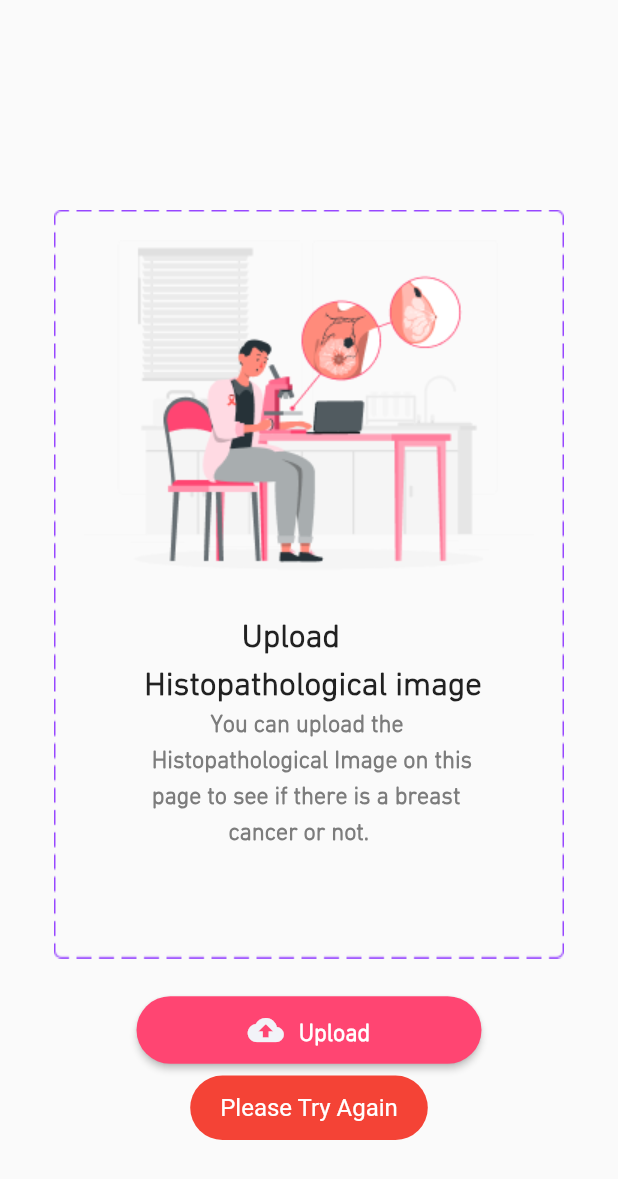
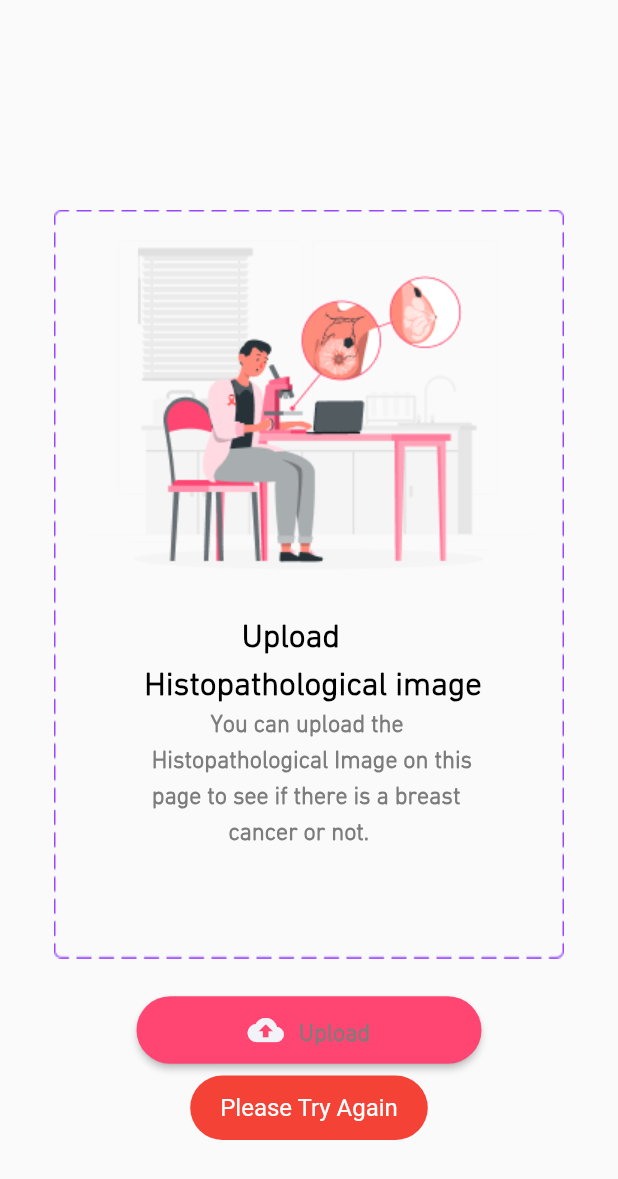
Before and after one commit to Ahmedshiref72/d_task, a Flutter app: the screen it shows after launch, after a tap on "Upload", on a phone screen of 412 x 824 dp. Shown: the top 1179 px of the screen. Run offline on Flutter 3.47's test engine with Material 2 defaults, Android fonts, the phone set to English and light mode, and no system bars; our stand-ins replace device_preview, flutter_bloc, fluttertoast, image_picker.

Commit message:
in progress

```diff
--- a/lib/home/componantes/main_button.dart
+++ b/lib/home/componantes/main_button.dart
@@ -29,8 +29,8 @@ class MainButton extends StatelessWidget {
           child: Row(
             mainAxisAlignment: MainAxisAlignment.center,
             children: [
-              Icon(Icons.cloud_upload_rounded,color: AppColors.offWhite,),
-              SizedBox(
+              const Icon(Icons.cloud_upload_rounded,color: AppColors.offWhite,),
+              const SizedBox(
                 width: 10,
               ),
               Text(title, style: Theme.of(context).textTheme.headlineMedium),
--- a/lib/home/componantes/text_widget.dart
+++ b/lib/home/componantes/text_widget.dart
@@ -1,7 +1,5 @@
 import 'package:flutter/material.dart';
-
-import '../../shared/global/app_colors.dart';
-import '../../shared/utils/app_assets.dart';
+import '../../shared/global/app_theme.dart';
 import '../../shared/utils/app_strings.dart';
 import '../../shared/utils/app_values.dart';
 
@@ -11,22 +9,11 @@ class TextWidget extends StatelessWidget {
   @override
   Widget build(BuildContext context) {
     return Column(
-
       children:  [
-        const Text(AppStrings.headText,
-          style: TextStyle(
-            fontWeight: FontWeight.bold,
-            fontSize: 22,
-          ),
-        ),
-
-        const Text(AppStrings.bodyText,
-          style: TextStyle(
-              fontSize: 16,
-              fontWeight: FontWeight.w800,
-              color: AppColors.boldGrey
-          ),
-        ),
+         Text(AppStrings.headText,
+          style: lightTheme.textTheme.displayLarge),
+         Text(AppStrings.bodyText,
+          style: lightTheme.textTheme.headlineMedium),
         SizedBox(height: mediaQueryHeight(context)*.12,)
       ],
     );
--- a/lib/home/componantes/uploadImage_widget.dart
+++ b/lib/home/componantes/uploadImage_widget.dart
@@ -1,5 +1,4 @@
 import 'package:flutter/material.dart';
-
 import '../../shared/utils/app_assets.dart';
 import '../../shared/utils/app_values.dart';
 
@@ -11,7 +10,6 @@ class UploadImage extends StatelessWidget {
     return Image.asset(
       ImageAssets.uploadImage,
       height: mediaQueryHeight(context) / AppSize.s1_5,
-
     );
   }
 }
--- a/lib/home/presentation/controller/home_cubit.dart
+++ b/lib/home/presentation/controller/home_cubit.dart
@@ -6,26 +6,20 @@ import 'home_state.dart';
 
 class HomeCubit extends Cubit<HomeStates> {
   HomeCubit() : super(HomeInitialState());
-
   static HomeCubit get(context) => BlocProvider.of(context);
-
+  //image picker
   String? imagePath;
-
-
   void pickMedia() async {
     XFile? file = await ImagePicker().pickImage(source: ImageSource.gallery);
     if (file != null) {
-
       imagePath = file.path;
-
       emit(PickImageSuccessState());
-
-
     } else  {
     emit(PickImageErrorState());
     }
   }
 
+  //counter && duration
   bool change = false;
   Duration duration = const Duration();
   void counter ()async {
@@ -41,9 +35,8 @@ class HomeCubit extends Cubit<HomeStates> {
       if (seconds < 0){
         timer?.cancel();
         emit(ChangeDurationEndState());
+        change = true;
         emit(EndDurationState());
-
-
       } else{
         emit(ChangeDurationStartState());
         duration = Duration(seconds: seconds);
--- a/lib/home/presentation/controller/home_state.dart
+++ b/lib/home/presentation/controller/home_state.dart
@@ -10,10 +10,7 @@ class PickImageErrorState extends HomeStates {}
 
 class ChangeDurationLoadingState extends HomeStates {}
 
-class ChangeDurationStartState extends HomeStates {
-
-}
-
+class ChangeDurationStartState extends HomeStates {}
 class ChangeDurationEndState extends HomeStates {}
 class StartDurationState extends HomeStates {}
 class EndDurationState extends HomeStates {}
--- a/lib/home/presentation/screens/homescreen.dart
+++ b/lib/home/presentation/screens/homescreen.dart
@@ -1,8 +1,6 @@
 import 'dart:io';
 import 'package:d_task/home/componantes/uploadImage_widget.dart';
 import 'package:d_task/home/presentation/controller/home_state.dart';
-import 'package:d_task/shared/global/app_colors.dart';
-import 'package:d_task/shared/utils/app_values.dart';
 import 'package:flutter/material.dart';
 import 'package:flutter_bloc/flutter_bloc.dart';
 import '../../../shared/components/alert_dialoge.dart';
@@ -20,29 +18,38 @@ class HomeScreen extends StatelessWidget {
   Widget build(BuildContext context) {
     return BlocConsumer<HomeCubit,HomeStates>(
       listener: (context,state){
+
+        //showDialog that have the image we pick
+
      if (state is PickImageSuccessState) {
           {showDialog(context: context, builder: (_) {
-                  Future.delayed(Duration(seconds: 4), () {
+                  Future.delayed(const Duration(seconds: 4), () {
                     Navigator.of(context).pop();});
-                  return  alertDialog(
+                  return  AlertDialogWidget(
                     imageSrc: File(HomeCubit.get(context).imagePath!),
                     text: AppStrings.result,
-                  );});}}
+                  );}
+          );}}
+
+     //showDialog that have the Result
+
         else  if (state is ChangeDurationEndState) {
           {showDialog(
                 context: context,
                 builder: (_) {
-                  return   const alertDialogResult(
+                  return   const AlertDialogResult(
                     imageSrc: ImageAssets.line,
                     text:
                     AppStrings.result,
                     text2:  AppStrings.bengin,
                   );});}}
+        //show toast error
         else if (state is PickImageErrorState) {
           showToast(
               text: AppStrings.tryAgain ,
               state: ToastStates.ERROR);
-        }},
+        }
+        },
       builder: (context,state){
         return  Directionality(
           textDirection: TextDirection.ltr,
@@ -53,17 +60,22 @@ class HomeScreen extends StatelessWidget {
                 crossAxisAlignment: CrossAxisAlignment.center,
                 mainAxisAlignment: MainAxisAlignment.center,
                 children: [
+                  //this stack have image and text
                   Stack(
                       alignment: Alignment.bottomCenter,
                       children:  [
+                        //image
                         const Center(child: UploadImage()),
+                        //text
                         Stack(
                           alignment: Alignment.bottomLeft,
                           children: const [
-                            TextWidget(),],
+                            TextWidget(),
+                          ],
                         ),
                       ]
                   ),
+                  //upload button
                   MainButton(
                     title: AppStrings.upload,
                     onPressed: () {
--- a/lib/main.dart
+++ b/lib/main.dart
@@ -11,11 +11,6 @@ import 'package:flutter_bloc/flutter_bloc.dart';
 
 Future<void> main() async {
   WidgetsFlutterBinding.ensureInitialized();
-  // await Firebase.initializeApp();
-  //Bloc.observer = MyBlocObserver();
-  // DioHelper.init();
- // CacheHelper.init();
-
   SystemChrome.setSystemUIOverlayStyle(
     const SystemUiOverlayStyle(
       statusBarColor: Colors.white,
@@ -24,16 +19,11 @@ Future<void> main() async {
     ),
   );
 
-  runApp(DevicePreview(enabled: !kReleaseMode, builder: (context) => MyApp()));
+  runApp(DevicePreview(enabled: !kReleaseMode, builder: (context) => const MyApp()));
 }
 
 class MyApp extends StatelessWidget {
   const MyApp({super.key});
-  // const MyApp._internal();
-  //
-  // static const MyApp instance = MyApp._internal();
-
-  // This widget is the root of your application.
   @override
   Widget build(BuildContext context) {
     return MultiBlocProvider (
--- a/lib/shared/components/alert_dialoge.dart
+++ b/lib/shared/components/alert_dialoge.dart
@@ -4,8 +4,8 @@ import 'package:flutter/material.dart';
 import '../global/app_theme.dart';
 import '../utils/app_values.dart';
 
-class alertDialog extends StatelessWidget {
-  const alertDialog({
+class AlertDialogWidget extends StatelessWidget {
+  const AlertDialogWidget({
     required this.imageSrc,
     required this.text,
 
@@ -48,7 +48,7 @@ class alertDialog extends StatelessWidget {
                   style:  lightTheme.textTheme.titleSmall
                 ),
               ),
-              Spacer(),
+              const Spacer(),
               Row(
                 children: [
                   TextButton(onPressed: (){Navigator.pop(context);},
--- a/lib/shared/global/app_colors.dart
+++ b/lib/shared/global/app_colors.dart
@@ -3,11 +3,6 @@ import 'package:flutter/material.dart';
 class AppColors {
   static const Color primary = Color.fromRGBO(255, 69, 114, 1);
   static const Color red = Color.fromRGBO(255, 2, 61, 1.0);
-  static const Color lightGrey = Color(0xFFA5A5A5);
-  static const Color yellowBold = Color(0xFFE2C520);
-  static const Color blue = Color(0xFF3193E5);
-  static const Color darkBlue = Color(0xFF0029e7);
-  static const Color yellow = Color(0xFFF9D923);
   static const Color boldGrey = Color(0xFF7C7C7C);
   static const Color offWhite = Color(0xFFF2F3F8);
   static const Color offBlue = Color(0xFF1D71B8);
--- a/lib/shared/global/app_theme.dart
+++ b/lib/shared/global/app_theme.dart
@@ -34,8 +34,9 @@ ThemeData lightTheme = ThemeData(
   ),
     // For text form fields input
     displayLarge: TextStyle(
-      fontSize: FontSize.s20,
-      fontWeight: FontWeightManager.semiBold,
+      fontSize: FontSize.s22,
+      fontWeight: FontWeightManager.bold,
+      color: AppColors.dark
     ),
     // For description text.
     headlineSmall: TextStyle(
@@ -45,8 +46,8 @@ ThemeData lightTheme = ThemeData(
     // For buttons label
     headlineMedium: TextStyle(
       fontSize: FontSize.s16,
-      fontWeight: FontWeightManager.semiBold,
-      color: Colors.white,
+      fontWeight: FontWeightManager.medium,
+        color: AppColors.boldGrey
     ),
     // For appbar title
     headlineLarge: TextStyle(
--- a/lib/shared/utils/app__fonts.dart
+++ b/lib/shared/utils/app__fonts.dart
@@ -7,7 +7,7 @@ class FontConstants {
 class FontWeightManager {
   static const FontWeight light = FontWeight.w300;
   static const FontWeight regular = FontWeight.w400;
-  static const FontWeight medium = FontWeight.w500;
+  static const FontWeight medium = FontWeight.w800;
   static const FontWeight semiBold = FontWeight.w600;
   static const FontWeight bold = FontWeight.bold;
   static const FontWeight black = FontWeight.w900;
--- a/lib/shared/utils/app_strings.dart
+++ b/lib/shared/utils/app_strings.dart
@@ -12,8 +12,6 @@ class AppStrings {
       'Histopathological Image on this\n'
       ' page to see if there is a breast\n'
       '              cancer or not.';
-
-
   // Wrong routes
   static const String wrongScreen = "Wrong Screen";
   static const String routeNotFound = "Screen not found.";
```
Also changed, not shown: lib/opening/presentation/screens/splash_screen.dart (+8 -1 lines), lib/shared/components/alert_dialoge_result.dart (+5 -5 lines).
